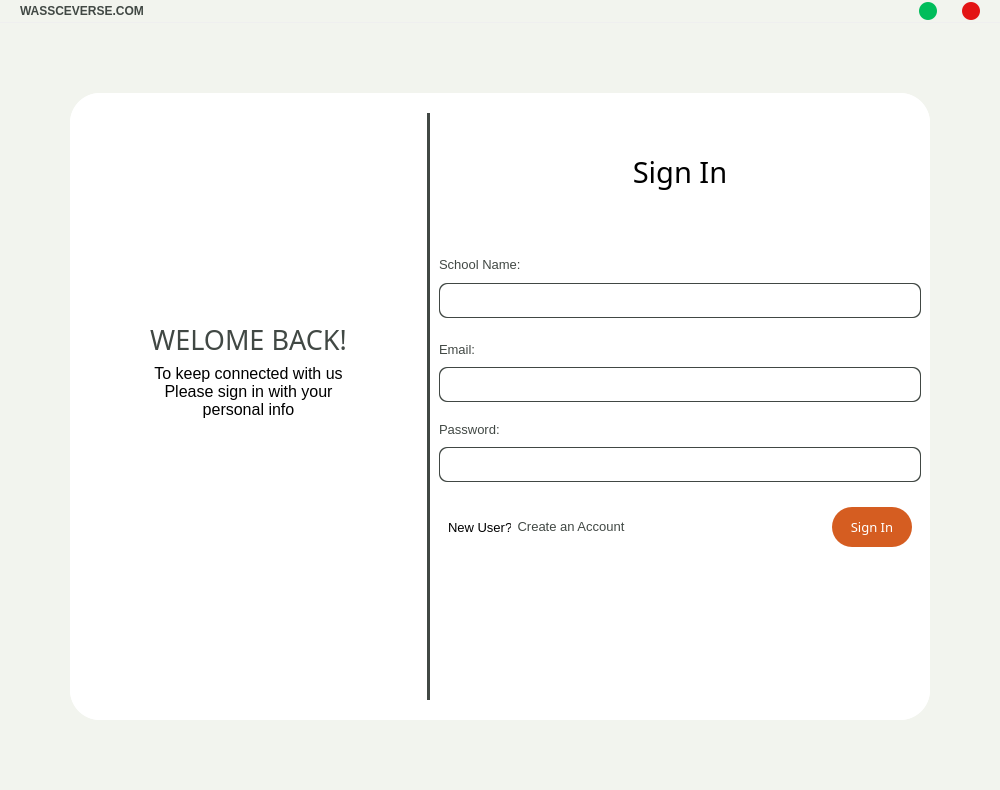
Old version of the form UIs/ui_main.ui in the repository Asiedu13/wassceverse-grandpa.
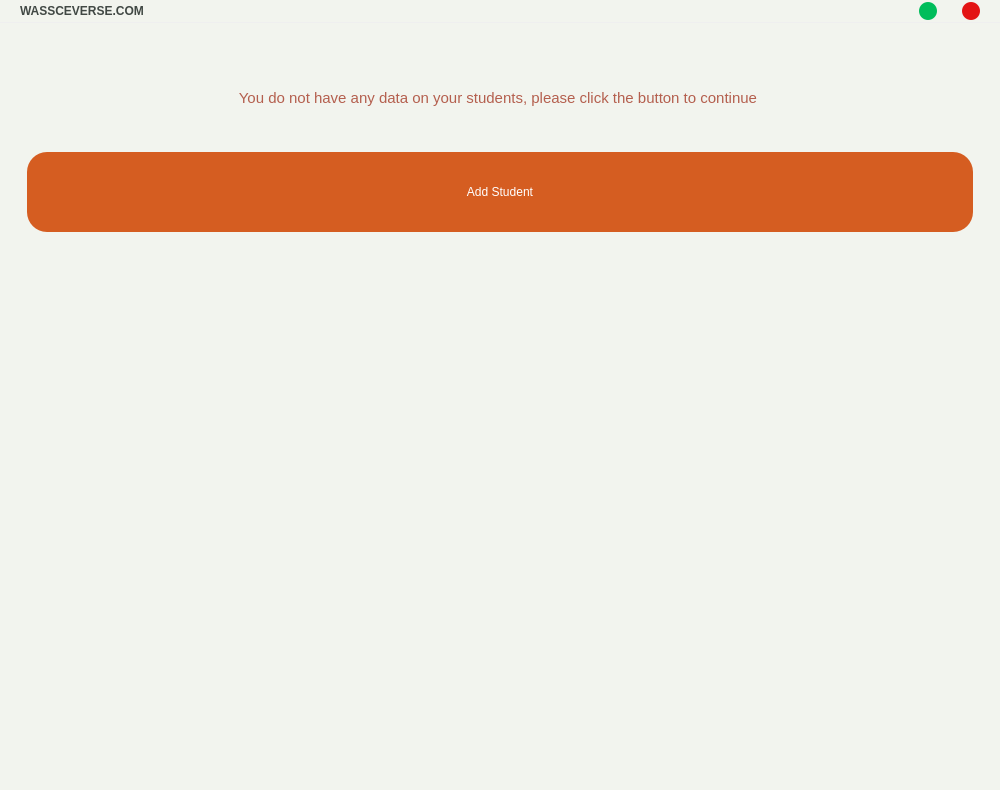
New version of the form. Custom widgets are drawn as their Qt base class.

Patch:
```diff
--- a/UIs/ui_main.ui
+++ b/UIs/ui_main.ui
@@ -228,7 +228,7 @@
 background-color:#f2f4ee;</string>
       </property>
       <property name="currentIndex">
-       <number>0</number>
+       <number>5</number>
       </property>
       <widget class="QWidget" name="signIn">
        <property name="styleSheet">
@@ -895,7 +895,7 @@
                   <widget class="QLabel" name="label_2">
                    <property name="maximumSize">
                     <size>
-                     <width>63</width>
+                     <width>70</width>
                      <height>16777215</height>
                     </size>
                    </property>
@@ -917,7 +917,7 @@
                   <widget class="QPushButton" name="SignUpButton">
                    <property name="maximumSize">
                     <size>
-                     <width>108</width>
+                     <width>300</width>
                      <height>16777215</height>
                     </size>
                    </property>
@@ -953,15 +953,21 @@
                  </item>
                  <item>
                   <widget class="QPushButton" name="SignInSubmit">
+                   <property name="sizePolicy">
+                    <sizepolicy hsizetype="Preferred" vsizetype="Fixed">
+                     <horstretch>0</horstretch>
+                     <verstretch>0</verstretch>
+                    </sizepolicy>
+                   </property>
                    <property name="minimumSize">
                     <size>
-                     <width>80</width>
+                     <width>100</width>
                      <height>40</height>
                     </size>
                    </property>
                    <property name="maximumSize">
                     <size>
-                     <width>80</width>
+                     <width>250</width>
                      <height>16777215</height>
                     </size>
                    </property>
@@ -3787,6 +3793,74 @@
         </item>
        </layout>
       </widget>
+      <widget class="QWidget" name="page">
+       <layout class="QVBoxLayout" name="verticalLayout_24">
+        <item>
+         <widget class="QFrame" name="frame_60">
+          <property name="frameShape">
+           <enum>QFrame::StyledPanel</enum>
+          </property>
+          <property name="frameShadow">
+           <enum>QFrame::Raised</enum>
+          </property>
+          <layout class="QVBoxLayout" name="verticalLayout_41">
+           <item alignment="Qt::AlignTop">
+            <widget class="QFrame" name="frame_61">
+             <property name="minimumSize">
+              <size>
+               <width>0</width>
+               <height>200</height>
+              </size>
+             </property>
+             <property name="maximumSize">
+              <size>
+               <width>16777215</width>
+               <height>200</height>
+              </size>
+             </property>
+             <property name="frameShape">
+              <enum>QFrame::StyledPanel</enum>
+             </property>
+             <property name="frameShadow">
+              <enum>QFrame::Raised</enum>
+             </property>
+             <layout class="QVBoxLayout" name="verticalLayout_42">
+              <item>
+               <widget class="QLabel" name="label_13">
+                <property name="text">
+                 <string>&lt;html&gt;&lt;head/&gt;&lt;body&gt;&lt;p align=&quot;center&quot;&gt;&lt;span style=&quot; font-size:11pt; color:#b45f4e;&quot;&gt;You do not have any data on your students, please click the button to continue &lt;/span&gt;&lt;/p&gt;&lt;/body&gt;&lt;/html&gt;</string>
+                </property>
+               </widget>
+              </item>
+              <item>
+               <widget class="QPushButton" name="pushButton">
+                <property name="minimumSize">
+                 <size>
+                  <width>0</width>
+                  <height>80</height>
+                 </size>
+                </property>
+                <property name="cursor">
+                 <cursorShape>PointingHandCursor</cursorShape>
+                </property>
+                <property name="styleSheet">
+                 <string notr="true">color: rgb(255, 255, 255);
+background-color: rgb(213, 93, 33);
+border-radius: 20px;</string>
+                </property>
+                <property name="text">
+                 <string>Add Student</string>
+                </property>
+               </widget>
+              </item>
+             </layout>
+            </widget>
+           </item>
+          </layout>
+         </widget>
+        </item>
+       </layout>
+      </widget>
      </widget>
     </item>
    </layout>
```
Left out of the diff: 6 changed lines with no effect on the pictures.
